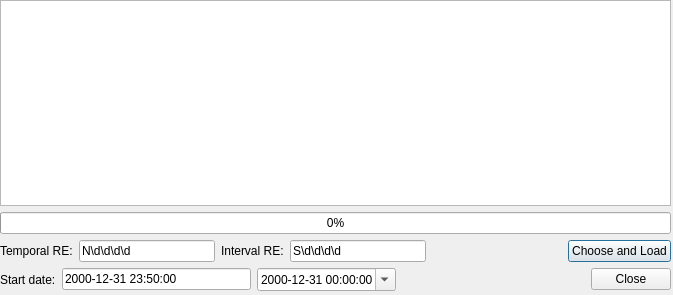
Qt form ui_temporalrasterloaderdialog.ui (mbernasocchi/multiview) before a commit.
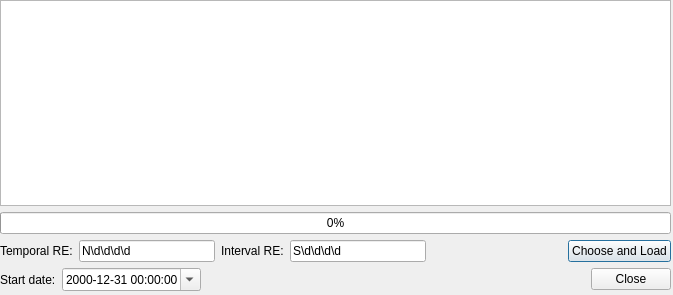
The same form after that commit.

Commit message: Refactored, all using QDateTime

```diff
--- a/ui_temporalrasterloaderdialog.ui
+++ b/ui_temporalrasterloaderdialog.ui
@@ -101,14 +101,7 @@
        </widget>
       </item>
       <item>
-       <widget class="QLineEdit" name="startDatetime">
-        <property name="text">
-         <string>2000-12-31 23:50:00</string>
-        </property>
-       </widget>
-      </item>
-      <item>
-       <widget class="QDateTimeEdit" name="startDatetimeNEW">
+       <widget class="QDateTimeEdit" name="startDatetime">
         <property name="dateTime">
          <datetime>
           <hour>0</hour>
```
The commit also changes 4 other files.
